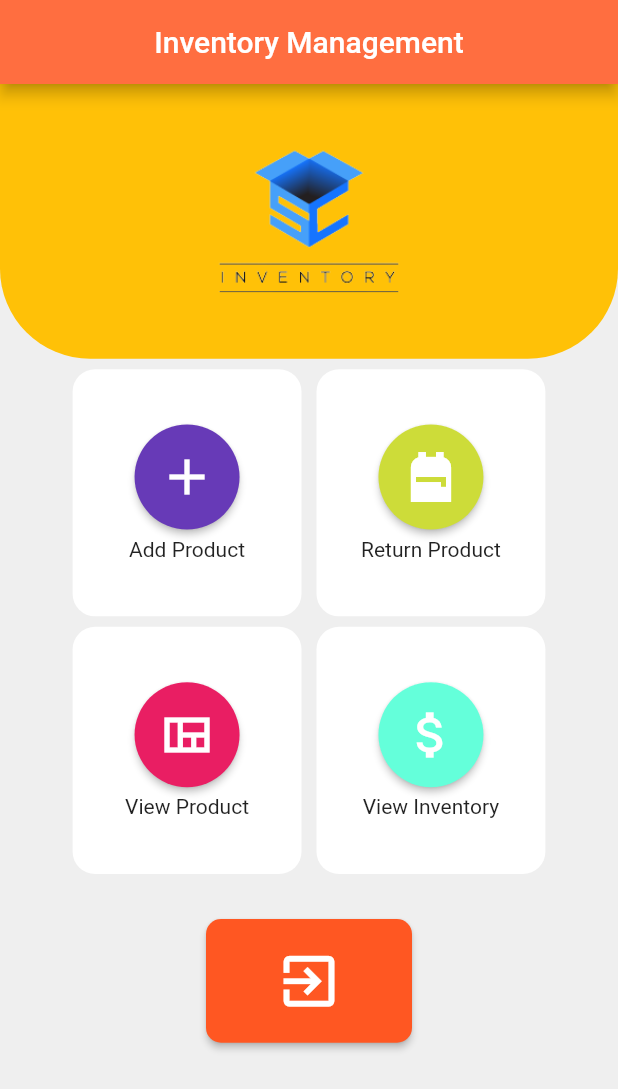
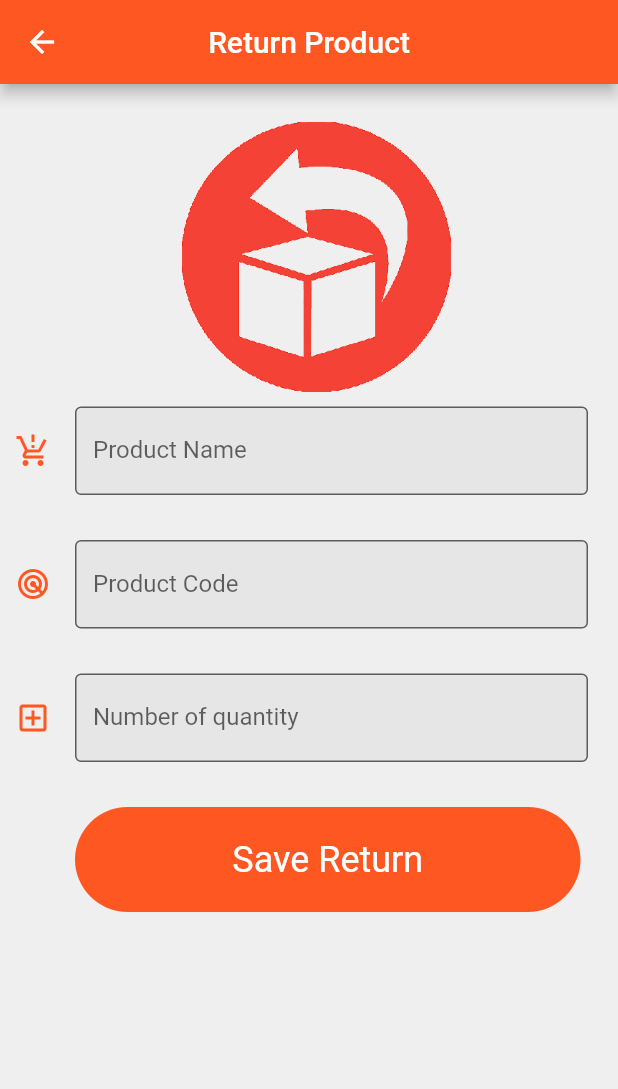
Before and after one commit to nurnobiCSE/Flutter_Inventory, a Flutter app: the HomePage screen opened directly, after a tap on the "backpack" icon, on a phone screen of 412 x 824 dp. Shown: the top 1089 px of the screen. Run offline on Flutter 3.47's test engine with Material 2 defaults, Android fonts, the phone set to English and light mode, and no system bars.

Commit message:
product return and view pages

```diff
--- /dev/null
+++ b/lib/View_product.dart
@@ -0,0 +1,35 @@
+import 'package:chat/home_screen.dart';
+import 'package:chat/main.dart';
+import 'package:flutter/material.dart';
+import 'dart:io';
+class ViewPage extends StatefulWidget {
+
+  @override
+  State<ViewPage> createState() => _ViewPageState();
+}
+
+class _ViewPageState extends State<ViewPage> {
+  @override
+  Widget build(BuildContext context) {
+
+    // TODO: implement build
+    return SafeArea(
+      child: Scaffold(
+        appBar: AppBar(
+          backgroundColor: Colors.deepOrange,
+          title: Text("Add Product"),
+          centerTitle: true,
+        ),
+        body:ListView(
+          children: [
+            Text("data"),
+            Text("data"),
+            Text("data"),
+            Text("data"),
+          ],
+        ),
+      ),
+    );
+
+  }
+}
--- a/lib/home_screen.dart
+++ b/lib/home_screen.dart
@@ -1,5 +1,7 @@
+import 'package:chat/View_product.dart';
 import 'package:chat/add_product.dart';
 import 'package:chat/main.dart';
+import 'package:chat/return_product.dart';
 import 'package:flutter/material.dart';
 import 'dart:io';
 class HomePage extends StatefulWidget {
@@ -102,7 +104,11 @@ class _HomePageState extends State<HomePage> {
                           mainAxisAlignment: MainAxisAlignment.center,
                           children: [
                             RawMaterialButton(
-                              onPressed: (){},
+                              onPressed: (){
+                                Navigator.push(context,
+                                MaterialPageRoute(builder: (context) => ReturnPage())
+                                );
+                              },
                               elevation: 2,
                               fillColor: Colors.lime,
                               child: Icon(
@@ -139,7 +145,11 @@ class _HomePageState extends State<HomePage> {
                           mainAxisAlignment: MainAxisAlignment.center,
                           children: [
                             RawMaterialButton(
-                              onPressed: (){},
+                              onPressed: (){
+                                Navigator.push(context,
+                                  MaterialPageRoute(builder: (context) => ViewPage())
+                                );
+                              },
                               elevation: 2,
                               fillColor: Colors.pink,
                               child: Icon(
--- a/lib/return_product.dart
+++ b/lib/return_product.dart
@@ -0,0 +1,102 @@
+import 'package:chat/home_screen.dart';
+import 'package:chat/main.dart';
+import 'package:flutter/material.dart';
+import 'dart:io';
+class ReturnPage extends StatefulWidget {
+
+  @override
+  State<ReturnPage> createState() => _ReturnPageState();
+}
+
+class _ReturnPageState extends State<ReturnPage> {
+  @override
+  Widget build(BuildContext context) {
+
+    // TODO: implement build
+    return SafeArea(
+      child: Scaffold(
+        appBar: AppBar(
+          backgroundColor: Colors.deepOrange,
+          title: Text("Return Product"),
+          centerTitle: true,
+        ),
+        body: SingleChildScrollView(
+          padding: EdgeInsets.only(top: 25.0,right: 20.0,bottom: 25.0,left: 10.0),
+          child: Column(
+            children: [
+              Center(
+                child: Padding(
+                  padding: EdgeInsets.only(left: 40.0,bottom: 10.0,right: 20.0),
+                  child: Container(
+                    height: 180,
+                    width: 400,
+                    child: Image.asset("assets/return.png",),
+                  ),
+                )
+              ),
+              TextFormField(
+                decoration: InputDecoration(
+                    border: OutlineInputBorder(),
+                    filled: true,
+                    labelText: 'Product Name',
+                    hintText: '',
+                    icon: Icon(Icons.production_quantity_limits,color: Colors.deepOrange,)
+                ),
+              ),
+              Padding(padding: EdgeInsets.only(bottom: 30.0)),
+              TextFormField(
+                decoration: InputDecoration(
+                    border: OutlineInputBorder(),
+                    filled: true,
+                    labelText: 'Product Code',
+                    hintText: '',
+                    icon: Icon(Icons.radar_rounded,color: Colors.deepOrange,)
+                ),
+              ),
+              Padding(padding: EdgeInsets.only(bottom: 30.0)),
+              TextFormField(
+                decoration: InputDecoration(
+                    border: OutlineInputBorder(),
+                    filled: true,
+                    labelText: 'Number of quantity',
+                    hintText: '',
+                    icon: Icon(Icons.add_box_outlined,color: Colors.deepOrange,)
+                ),
+              ),
+              Padding(padding: EdgeInsets.only(bottom: 30.0)),
+              GestureDetector(
+                onTap: (){
+                  Navigator.push(context,
+                      MaterialPageRoute(builder: (context) => HomePage())
+                  );
+                },
+                child: Padding(
+                  padding: EdgeInsets.only(left: 40.0,right: 5.0),
+                  child: Center(
+                    child: Container(
+                      height: 70,
+                      decoration: BoxDecoration(
+                          color: Colors.deepOrange,
+                          borderRadius: BorderRadius.circular(50.0)
+                      ),
+                      child: Center(
+                        child: Text(
+                          "Save Return",
+                          style: TextStyle(
+                            color: Colors.white,
+                            fontSize: 24.0,
+                          ),
+                        ),
+                      ),
+                    ),
+                  ),
+                ),
+              )
+            ],
+          ),
+        ),
+      ),
+    );
+
+  }
+}
```
Also changed, not shown: assets/return.png (added).
